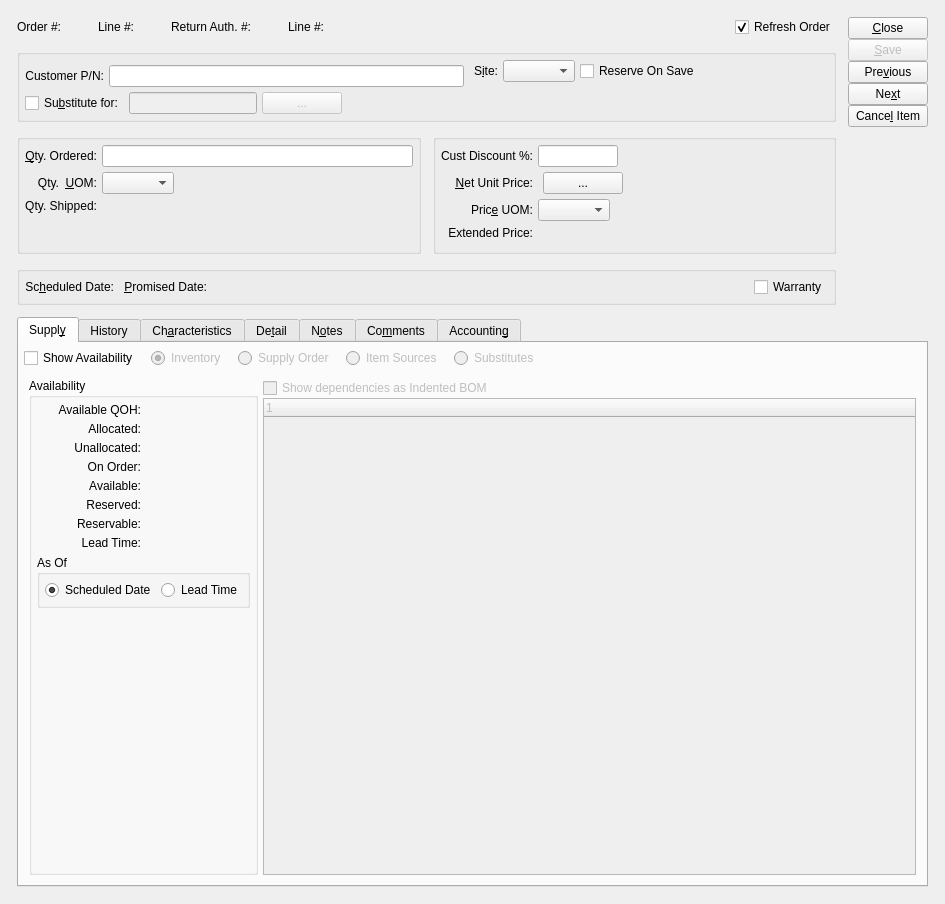
Before: the Qt Designer form guiclient/salesOrderItem.ui in discountscott/qt-client, drawn with Qt 5.
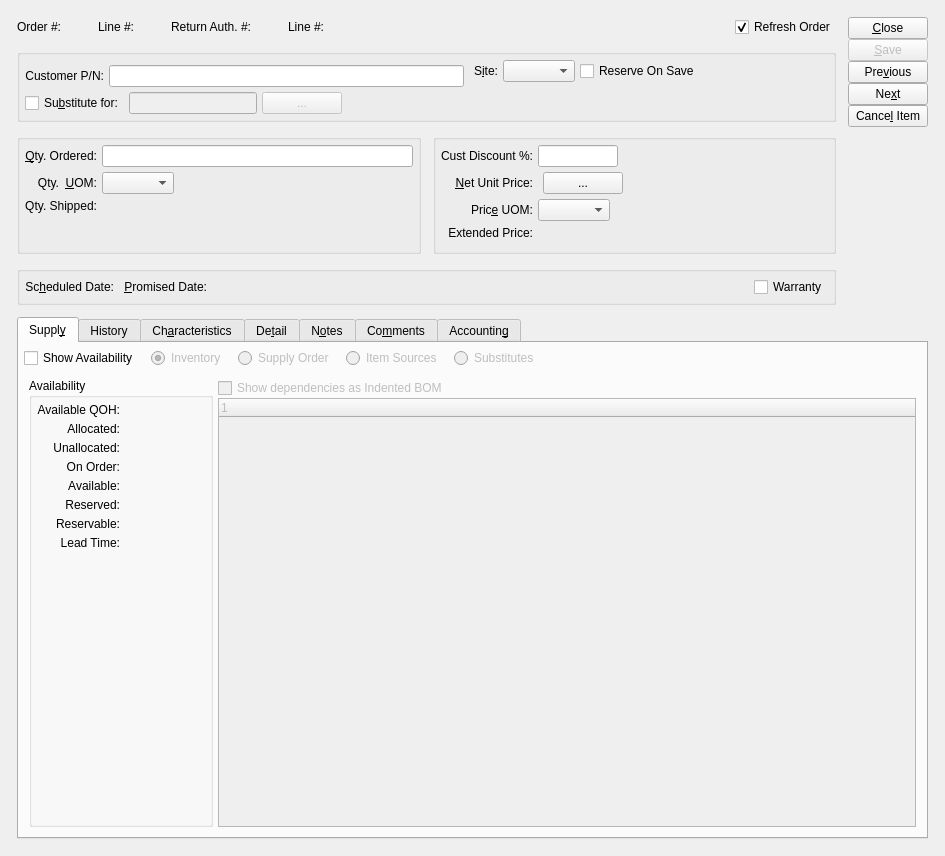
After: the same form once the commit is applied. The open tabs and pages were chosen to show the change. Custom widgets are drawn as their Qt base class.

Patch:
```diff
--- a/guiclient/salesOrderItem.ui
+++ b/guiclient/salesOrderItem.ui
@@ -14,7 +14,7 @@
     <x>0</x>
     <y>0</y>
     <width>945</width>
-    <height>904</height>
+    <height>856</height>
    </rect>
   </property>
   <property name="sizePolicy">
@@ -1107,32 +1107,6 @@
                       </item>
                      </layout>
                     </item>
-                    <item>
-                     <widget class="QGroupBox" name="_asOfGroup">
-                      <property name="title">
-                       <string>As Of</string>
-                      </property>
-                      <layout class="QHBoxLayout" name="horizontalLayout_15">
-                       <item>
-                        <widget class="QRadioButton" name="_asOfScheddate">
-                         <property name="text">
-                          <string>Scheduled Date</string>
-                         </property>
-                         <property name="checked">
-                          <bool>true</bool>
-                         </property>
-                        </widget>
-                       </item>
-                       <item>
-                        <widget class="QRadioButton" name="_asOfLeadTime">
-                         <property name="text">
-                          <string>Lead Time</string>
-                         </property>
-                        </widget>
-                       </item>
-                      </layout>
-                     </widget>
-                    </item>
                     <item>
                      <spacer>
                       <property name="orientation">
```
Left out of the diff: 22 changed lines with no effect on the pictures.
